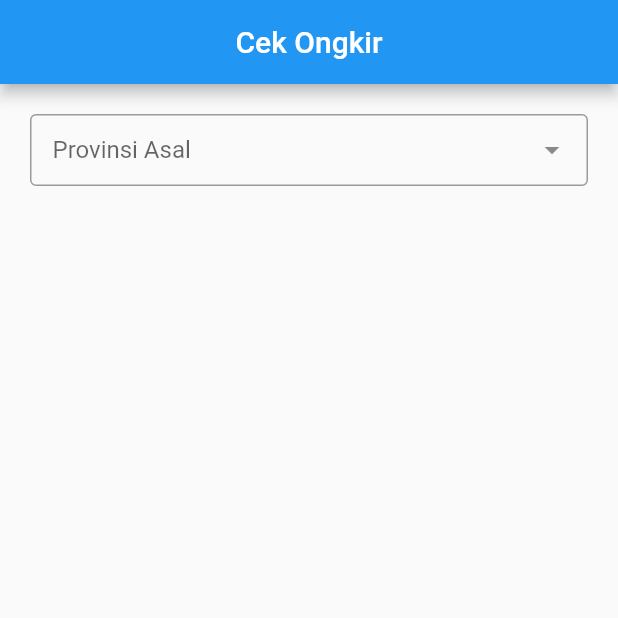
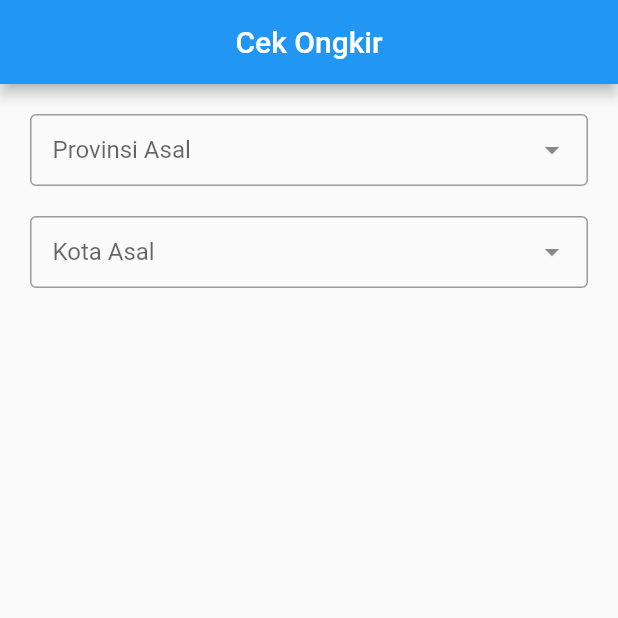
Before and after one commit to alimasudd/flutter-getx-cek-ongkir, a Flutter app: the screen it shows after launch, on a phone screen of 412 x 824 dp, the top half of it. Run offline on Flutter 3.47's test engine with Material 2 defaults, Android fonts, the phone set to English and light mode, and no system bars; drawn by our look-alikes of dropdown_search; our stand-ins replace dio, get.

Commit message:
create dropdownSearch kota asal with data from API

```diff
--- a/lib/app/modules/home/views/home_view.dart
+++ b/lib/app/modules/home/views/home_view.dart
@@ -54,6 +54,41 @@ class HomeView extends GetView<HomeController> {
             onChanged: (value) => controller.provAsalId.value = value!.provinceId ?? '0',
           ),
           SizedBox(height: 20,),
+
+          //kota asal
+          DropdownSearch<City>(
+            popupProps: PopupProps.dialog(
+              fit: FlexFit.loose,
+              showSearchBox: true,
+              itemBuilder: (context, item, isSelected) => ListTile(
+                title: Text('${item.type} ${item.cityName}'),
+              ),
+            ),
+            dropdownDecoratorProps: const DropDownDecoratorProps(
+              dropdownSearchDecoration: InputDecoration(
+                labelText: 'Kota Asal',
+                contentPadding: EdgeInsets.symmetric(
+                    vertical: 10,
+                    horizontal: 15
+                ),
+                border: OutlineInputBorder(),
+              ),
+            ),
+            asyncItems: (text) async {
+              var response = await Dio().get(
+                  "https://api.rajaongkir.com/starter/city?province=${controller.provAsalId.value}",
+                  options: Options(
+                      headers: {
+                        'key' : '0ae702200724a396a933fa0ca4171a7e'
+                      }
+                  )
+              );
+              var models = City.fromJsonList(response.data['rajaongkir']['results']);
+              return models;
+            },
+            onChanged: (value) => controller.cityAsalId.value = value!.cityId ?? '0',
+          ),
+          const SizedBox(height: 20,),
         ],
       )
     );
```
